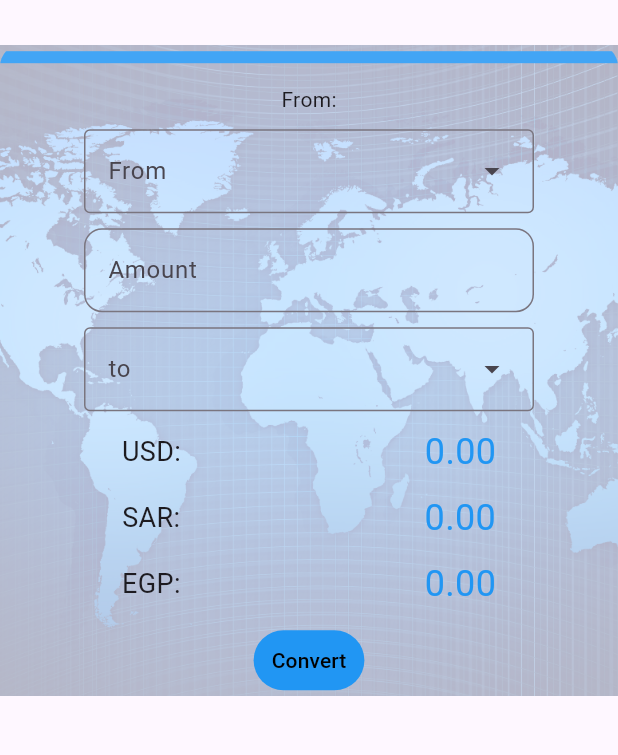
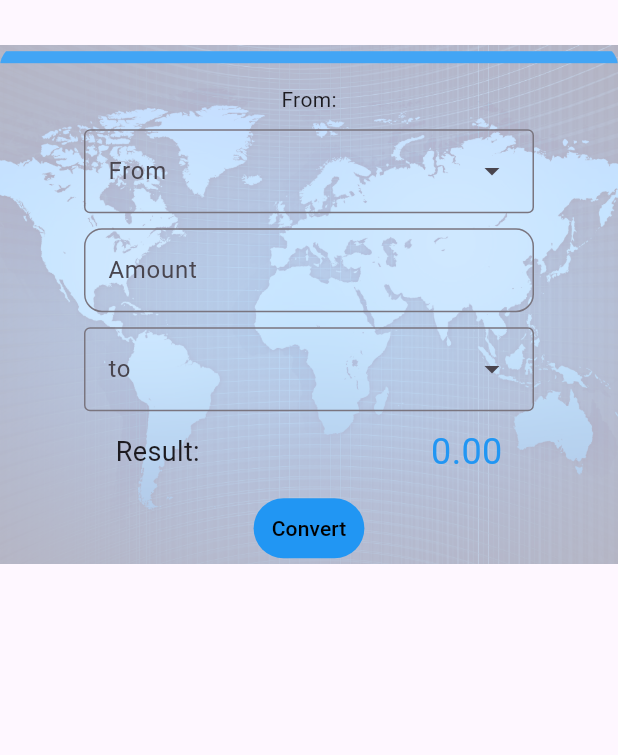
Before and after one commit to SherifShamel/currency_converter, a Flutter app: the screen it shows after launch, on a phone screen of 412 x 824 dp, the part 298-1053 px from its top. Run offline on Flutter 3.47's test engine with Material 3 defaults, Android fonts, the phone set to English and light mode, and no system bars; our stand-ins replace animate_do, dartz, dio, flutter_bloc, flutter_easyloading, shared_preferences.

Commit message:
corrected the result text: this is a custom currency converter app just on demand.

```diff
--- a/lib/presentation/features/home_feature/widgets/converting_widget.dart
+++ b/lib/presentation/features/home_feature/widgets/converting_widget.dart
@@ -73,38 +73,11 @@ class ConvertingWidget extends StatelessWidget {
                 mainAxisAlignment: MainAxisAlignment.spaceAround,
                 children: [
                   Text(
-                    'USD:',
+                    'Result:',
                     style: TextStyle(fontSize: 18),
                   ),
                   Text(
                     state is ConvertingSuccessState ? state.currency! : '0.00',
-                    style: TextStyle(color: Colors.blue, fontSize: 24),
-                  ),
-                ],
-              ),
-              Row(
-                mainAxisAlignment: MainAxisAlignment.spaceAround,
-                children: [
-                  Text(
-                    'SAR:',
-                    style: TextStyle(fontSize: 18),
-                  ),
-                  Text(
-                    /*state is ConvertingSuccessState ? state.currency! : */
-                    '0.00',
-                    style: TextStyle(color: Colors.blue, fontSize: 24),
-                  ),
-                ],
-              ),
-              Row(
-                mainAxisAlignment: MainAxisAlignment.spaceAround,
-                children: [
-                  Text(
-                    'EGP:',
-                    style: TextStyle(fontSize: 18),
-                  ),
-                  Text(
-                    '0.00',
                     style: TextStyle(color: Colors.blue, fontSize: 24),
                   ),
                 ],
```
